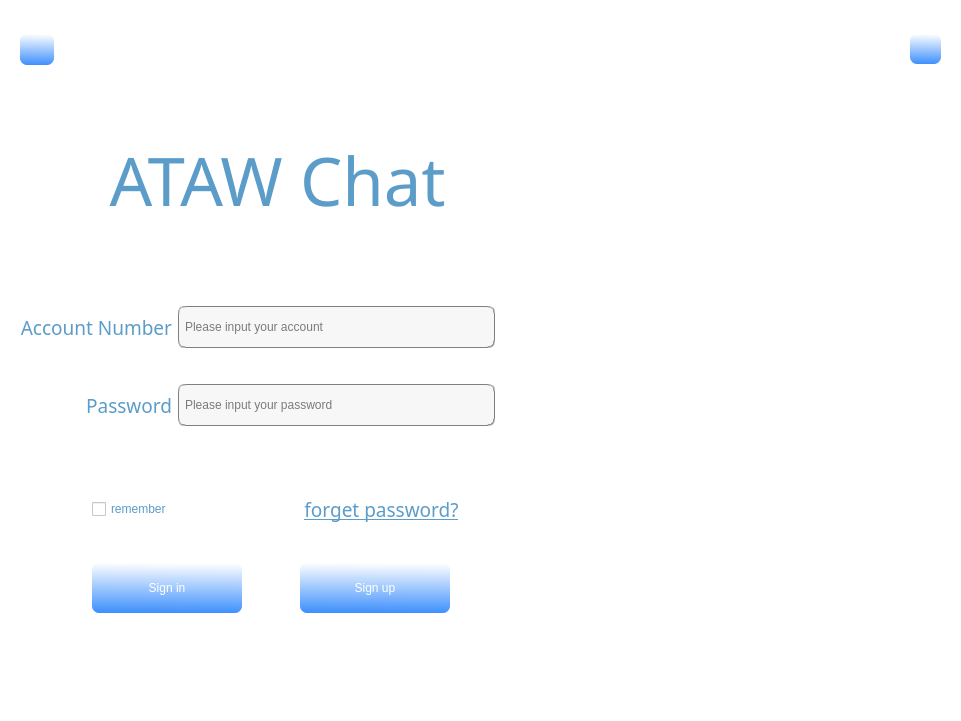
Old version of the form chat_Client/login/login_main.ui in the repository heluxi/Chat.
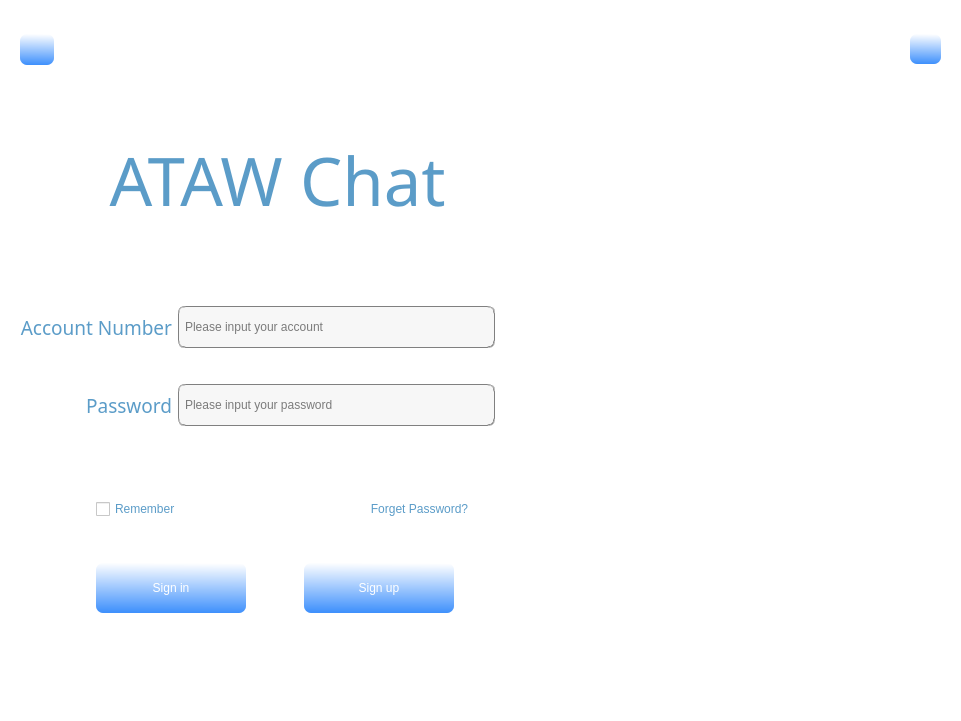
New version of the form. Icons and pictures are not drawn.

Patch:
```diff
--- a/chat_Client/login/login_main.ui
+++ b/chat_Client/login/login_main.ui
@@ -140,38 +140,7 @@
          </size>
         </property>
         <property name="text">
-         <string>remember</string>
-        </property>
-       </widget>
-      </item>
-      <item row="1" column="4">
-       <widget class="QPushButton" name="btn_forget">
-        <property name="minimumSize">
-         <size>
-          <width>0</width>
-          <height>40</height>
-         </size>
-        </property>
-        <property name="maximumSize">
-         <size>
-          <width>200</width>
-          <height>16777215</height>
-         </size>
-        </property>
-        <property name="font">
-         <font>
-          <family>Arial Black</family>
-          <pointsize>14</pointsize>
-          <italic>false</italic>
-          <bold>false</bold>
-          <underline>true</underline>
-         </font>
-        </property>
-        <property name="layoutDirection">
-         <enum>Qt::RightToLeft</enum>
-        </property>
-        <property name="text">
-         <string>forget password?</string>
+         <string>Remember</string>
         </property>
        </widget>
       </item>
@@ -306,6 +275,20 @@
         </property>
        </spacer>
       </item>
+      <item row="1" column="4" colspan="2">
+       <widget class="QPushButton" name="btn_forget">
+        <property name="styleSheet">
+         <string notr="true">QPushButton#btn_forget{
+    background-color:white;
+    color: rgb(91, 156, 200);
+    font: 87 14pt &quot;Arial Black&quot;;
+}</string>
+        </property>
+        <property name="text">
+         <string>Forget Password?</string>
+        </property>
+       </widget>
+      </item>
      </layout>
     </widget>
    </item>
```
